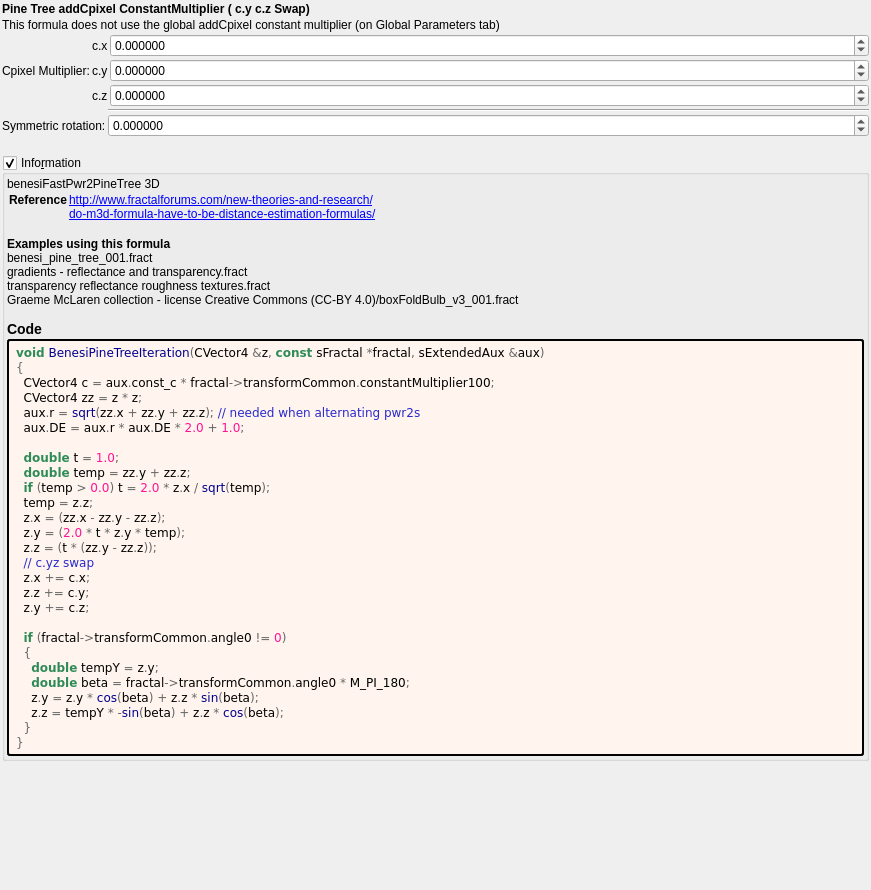
Old version of the form mandelbulber2/formula/ui/benesi_pine_tree.ui in the repository buddhi1980/mandelbulber2.
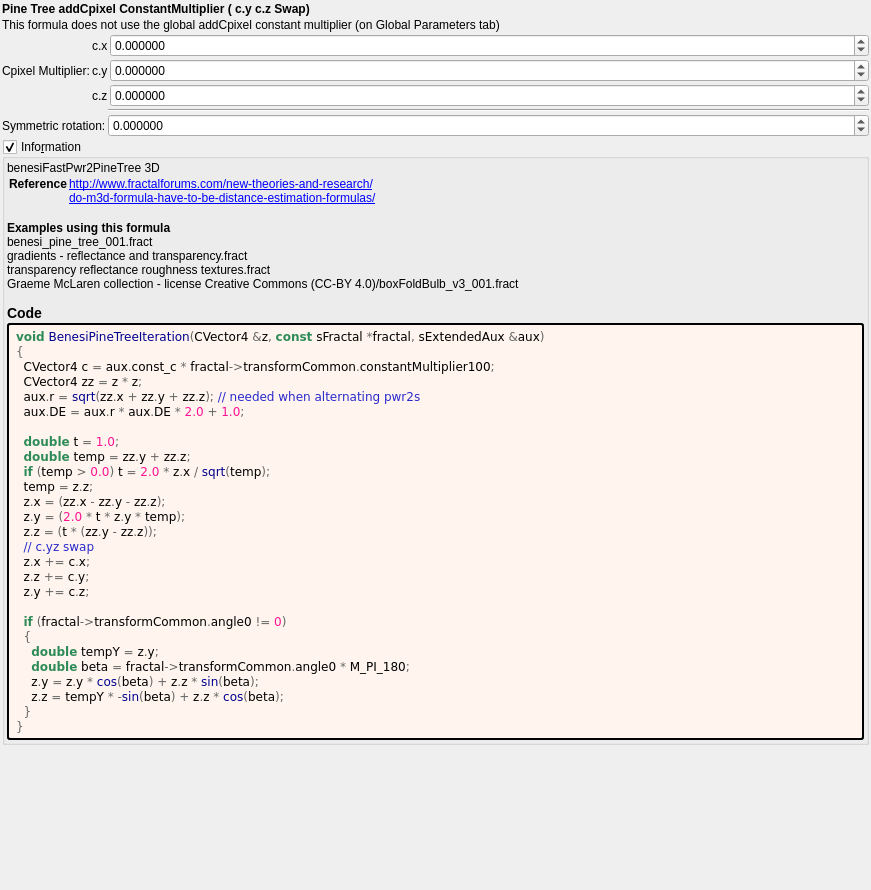
New version of the form. Custom widgets are drawn as their Qt base class.

The edit to the form file:
```diff
--- a/mandelbulber2/formula/ui/benesi_pine_tree.ui
+++ b/mandelbulber2/formula/ui/benesi_pine_tree.ui
@@ -220,13 +220,6 @@
      </item>
     </layout>
    </item>
-   <item>
-    <widget class="QLabel" name="label_2">
-     <property name="text">
-      <string/>
-     </property>
-    </widget>
-   </item>
    <item>
     <widget class="MyGroupBox" name="groupCheck_info">
      <property name="title">
```
Left out of the diff: 2 changed lines with no effect on the pictures.
